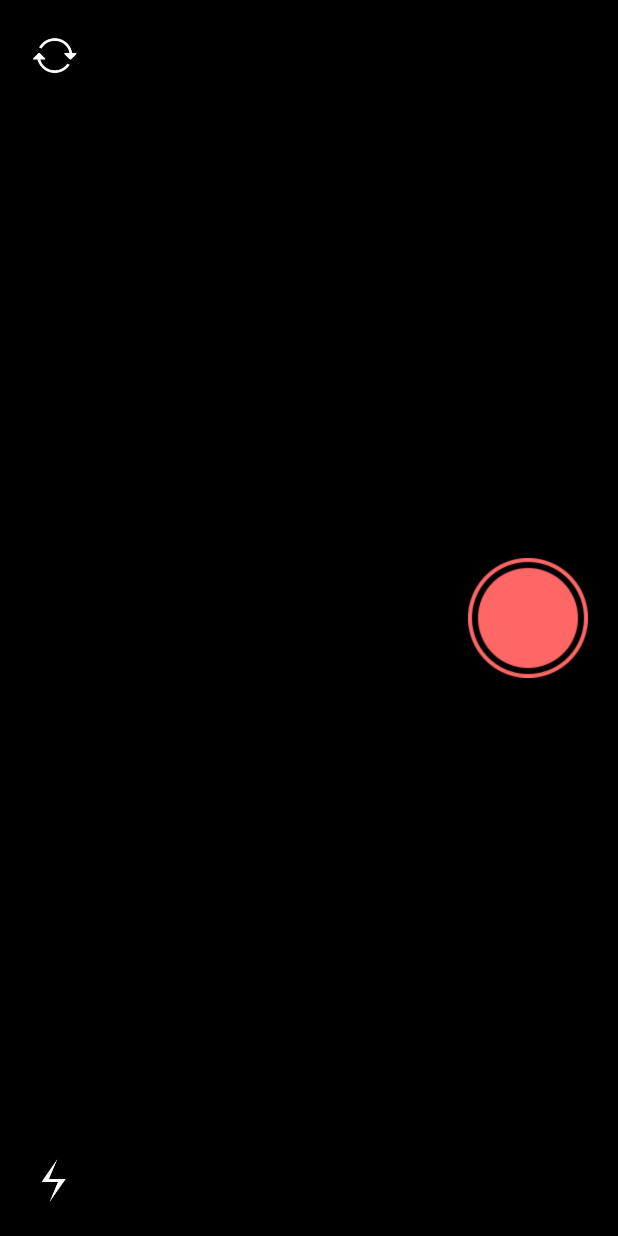
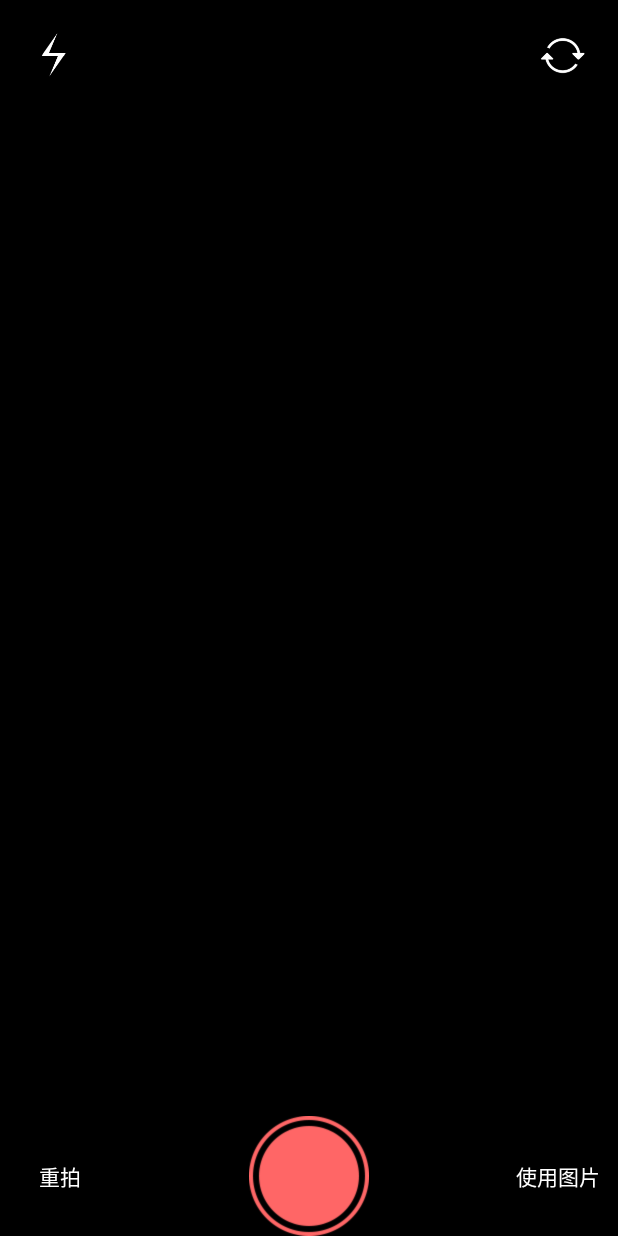
Before and after one commit to nicewarm/NiceCameraDemo, an Android app: the layout activity_capture.xml on its own in the app's theme, with its tools: preview values and no code run, on a phone screen of 412 x 824 dp. Run offline under Robolectric (Android 15) with nearby library versions, the phone set to English and light mode, and no system bars.

```diff
--- a/app/src/main/AndroidManifest.xml
+++ b/app/src/main/AndroidManifest.xml
@@ -40,7 +40,7 @@
 
         <activity android:name=".before.ActivityCapture"
             android:label="@string/app_name"
-            android:screenOrientation="landscape"
+            android:screenOrientation="portrait"
             android:theme="@style/TranslucentThemeFull"
             >
             <!-- configure this activity to use landscape orientation -->
--- a/app/src/main/java/camera/nice/com/nicecamerademo/CameraActivity.java
+++ b/app/src/main/java/camera/nice/com/nicecamerademo/CameraActivity.java
@@ -123,6 +123,7 @@ public class CameraActivity extends Activity {
             try {
                 FileOutputStream fos = new FileOutputStream(pictureFile);
                 fos.write(data);
+                fos.flush();
                 fos.close();
                 Intent intent = new Intent();
                 intent.putExtra(kPhotoPath, pictureFile.getAbsolutePath());
--- a/app/src/main/java/camera/nice/com/nicecamerademo/before/FixHeightRadioImageView.java
+++ b/app/src/main/java/camera/nice/com/nicecamerademo/before/FixHeightRadioImageView.java
@@ -46,9 +46,9 @@ public class FixHeightRadioImageView extends ImageView {
 
 	@Override
 	protected void onMeasure(int widthMeasureSpec, int heightMeasureSpec) {
-		int heightSize = MeasureSpec.getSize(heightMeasureSpec);
-		width = heightSize;
-		height = (int) (width / radio);
+		int widthSize = MeasureSpec.getSize(widthMeasureSpec);
+		width = widthSize;
+		height = (int) (width * radio);
 		setMeasuredDimension(width, height);
 	}
 }
--- a/app/src/main/res/layout/activity_capture.xml
+++ b/app/src/main/res/layout/activity_capture.xml
@@ -15,8 +15,7 @@
         android:layout_width="match_parent"
         android:layout_height="wrap_content"
         android:layout_gravity="center"
-        android:visibility="invisible"
-        app:h_radio="1.5" />
+        android:visibility="invisible" />
 
     <RelativeLayout
         android:layout_width="match_parent"
@@ -31,7 +30,7 @@
             android:id="@+id/bnToggleCamera"
             android:layout_width="33dp"
             android:layout_height="33dp"
-            android:layout_alignParentLeft="true"
+            android:layout_alignParentRight="true"
             android:layout_alignParentTop="true"
             android:gravity="center"
             android:scaleType="centerCrop"
@@ -41,7 +40,7 @@
             android:id="@+id/bnOpenLight"
             android:layout_width="33dp"
             android:layout_height="33dp"
-            android:layout_alignParentBottom="true"
+            android:layout_alignParentTop="true"
             android:layout_alignParentLeft="true"
             android:gravity="center"
             android:scaleType="centerCrop"
@@ -55,11 +54,38 @@
             android:visibility="invisible" />
     </RelativeLayout>
 
-    <FrameLayout
-        android:layout_width="wrap_content"
-        android:layout_height="match_parent"
-        android:layout_gravity="right"
-        android:paddingRight="20dp">
+    <LinearLayout
+        android:layout_width="match_parent"
+        android:layout_height="wrap_content"
+        android:layout_gravity="bottom"
+        android:orientation="horizontal">
+
+
+        <TextView
+            android:id="@+id/notSave"
+            android:layout_width="80dp"
+            android:layout_height="80dp"
+            android:layout_gravity="bottom|center_horizontal"
+            android:gravity="center"
+            android:text="重拍"
+            android:textColor="@android:color/white" />
+
+        <View
+            android:layout_width="0dp"
+            android:layout_height="0dp"
+            android:layout_weight="1"/>
+
+        <ImageView
+            android:id="@+id/bnCapture"
+            android:layout_width="80dp"
+            android:layout_height="80dp"
+            android:layout_gravity="center"
+            android:src="@drawable/bn_camera_capture_selector" />
+
+        <View
+            android:layout_width="0dp"
+            android:layout_height="0dp"
+            android:layout_weight="1"/>
 
         <TextView
             android:id="@+id/save"
@@ -68,24 +94,7 @@
             android:layout_gravity="top|center_horizontal"
             android:gravity="center"
             android:text="使用图片"
-            android:textColor="@android:color/white"
-            android:visibility="invisible" />
+            android:textColor="@android:color/white"/>
 
-        <ImageView
-            android:id="@+id/bnCapture"
-            android:layout_width="80dp"
-            android:layout_height="80dp"
-            android:layout_gravity="center"
-            android:src="@drawable/bn_camera_capture_selector" />
-
-        <TextView
-            android:id="@+id/notSave"
-            android:layout_width="80dp"
-            android:layout_height="80dp"
-            android:layout_gravity="bottom|center_horizontal"
-            android:gravity="center"
-            android:text="重拍"
-            android:textColor="@android:color/white"
-            android:visibility="invisible" />
-    </FrameLayout>
+    </LinearLayout>
 </FrameLayout>
```
Also changed, not shown: app/src/main/java/camera/nice/com/nicecamerademo/before/ActivityCapture.java (+56 -121 lines), app/src/main/java/camera/nice/com/nicecamerademo/before/BitmapUtil.java (+37 -9 lines).
